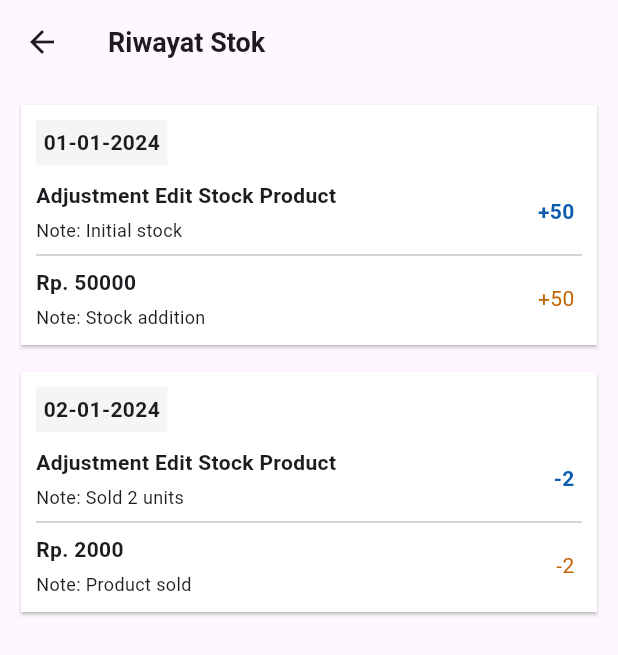
After one commit to korneliusadityass/mintretail, a Flutter app: the KategoriProductDetailsPage screen opened directly, after a tap on "Product 1", on a phone screen of 412 x 824 dp. The commit adds this screen. Shown: the top 655 px of the screen. Run offline on Flutter 3.47's test engine with Material 3 defaults, Android fonts, the phone set to English and light mode, and no system bars.

Commit message:
riwayatstok

```diff
--- /dev/null
+++ b/lib/src/core/model/kategori/detail/riwayatstok_model.dart
@@ -0,0 +1,18 @@
+
+import 'package:flutter/material.dart';
+
+class StockHistory {
+  final String date;
+  final String adjustment;
+  final String note;
+  final String nominal;
+  final String transactionNote;
+
+  StockHistory({
+    required this.date,
+    required this.adjustment,
+    required this.note,
+    required this.nominal,
+    required this.transactionNote,
+  });
+}
--- /dev/null
+++ b/lib/src/core/viewmodel/kategori/detail/riwayatstok_vm.dart
@@ -0,0 +1,28 @@
+// stock_history_viewmodel.dart
+import 'package:coba1/src/core/model/kategori/detail/riwayatstok_model.dart';
+import 'package:flutter/material.dart';
+import 'package:coba1/assets/color/app_colors.dart';
+
+class StockHistoryViewModel extends ChangeNotifier {
+  final List<StockHistory> _stockHistory = [
+    StockHistory(
+      date: '01-01-2024',
+      adjustment: '+50',
+      note: 'Initial stock',
+      nominal: 'Rp. 50000',
+      transactionNote: 'Stock addition',
+    ),
+    StockHistory(
+      date: '02-01-2024',
+      adjustment: '-2',
+      note: 'Sold 2 units',
+      nominal: 'Rp. 2000',
+      transactionNote: 'Product sold',
+    ),
+    // Add more dummy data as needed
+  ];
+
+  List<StockHistory> get stockHistory => _stockHistory;
+
+  // Add any additional methods to manipulate stock history data
+}
--- a/lib/src/ui/helper/kategori/detail/detaikatergori_view.dart
+++ b/lib/src/ui/helper/kategori/detail/detaikatergori_view.dart
@@ -4,6 +4,7 @@ import 'package:coba1/src/core/viewmodel/kategori/detail/detailkategori_vm.dart'
 import 'package:coba1/src/ui/add_produk/add_produk_view.dart';
 import 'package:coba1/src/ui/helper/kategori/detail/popup/delete_detail.dart';
 import 'package:coba1/src/ui/helper/kategori/detail/popup/edit_detail.dart';
+import 'package:coba1/src/ui/helper/kategori/detail/riwayatstok.dart';
 import 'package:flutter/material.dart';
 import 'package:provider/provider.dart';
 
@@ -71,6 +72,17 @@ class KategoriProductDetailsPage extends StatelessWidget {
                         final product = viewModel.products[index];
                         return Padding(
                           padding: const EdgeInsets.all(1),
+                          child: GestureDetector(
+                            onTap: () {
+                              Navigator.push(
+                                context,
+                                MaterialPageRoute(
+                                  builder: (context) => StockHistoryScreen(
+                                    productId: product.id,
+                                  ),
+                                ),
+                              );
+                            },
                             child: Card(
                               color: AppColors.neutral01,
                               child: Padding(
@@ -122,8 +134,10 @@ class KategoriProductDetailsPage extends StatelessWidget {
                                                             product: product,
                                                             onEdit:
                                                                 (updatedProduct) {
-                                                            viewModel.updateProduct(
-                                                                product.id,
+                                                              viewModel
+                                                                  .updateProduct(
+                                                                      product
+                                                                          .id,
                                                                       updatedProduct);
                                                               Navigator.of(
                                                                       context)
@@ -148,7 +162,8 @@ class KategoriProductDetailsPage extends StatelessWidget {
                                                             viewModel
                                                                 .deleteProduct(
                                                                     product.id);
-                                                          Navigator.of(context)
+                                                            Navigator.of(
+                                                                    context)
                                                                 .pop();
                                                           },
                                                         ),
@@ -162,14 +177,17 @@ class KategoriProductDetailsPage extends StatelessWidget {
                                           const SizedBox(height: 8),
                                           Text(
                                             'Rp. ${product.price.toStringAsFixed(2)}', // Formatting price
-                                          style: const TextStyle(fontSize: 12),
+                                            style:
+                                                const TextStyle(fontSize: 12),
                                           ),
                                           const SizedBox(height: 8),
                                           Align(
                                             alignment: Alignment.centerRight,
                                             child: Container(
-                                            padding: const EdgeInsets.symmetric(
-                                                horizontal: 8, vertical: 4),
+                                              padding:
+                                                  const EdgeInsets.symmetric(
+                                                      horizontal: 8,
+                                                      vertical: 4),
                                               decoration: BoxDecoration(
                                                 color: AppColors.primary500,
                                                 borderRadius:
@@ -192,6 +210,7 @@ class KategoriProductDetailsPage extends StatelessWidget {
                                 ),
                               ),
                             ),
+                          ),
                         );
                       },
                     );
--- /dev/null
+++ b/lib/src/ui/helper/kategori/detail/riwayatstok.dart
@@ -0,0 +1,147 @@
+// stock_history_screen.dart
+import 'package:coba1/assets/color/app_colors.dart';
+import 'package:coba1/src/core/viewmodel/kategori/detail/riwayatstok_vm.dart';
+import 'package:flutter/material.dart';
+import 'package:provider/provider.dart';
+
+class StockHistoryScreen extends StatelessWidget {
+  final String productId;
+
+  const StockHistoryScreen({super.key, required this.productId});
+
+  @override
+  Widget build(BuildContext context) {
+    return ChangeNotifierProvider(
+      create: (context) => StockHistoryViewModel(),
+      child: Scaffold(
+        appBar: AppBar(
+          title: const Text(
+            'Riwayat Stok',
+            style: TextStyle(
+              fontSize: 18,
+              fontWeight: FontWeight.w600,
+            ),
+          ),
+        ),
+        body: Padding(
+          padding: const EdgeInsets.all(10),
+          child: Consumer<StockHistoryViewModel>(
+            builder: (context, viewModel, child) {
+              return ListView.builder(
+                itemCount: viewModel.stockHistory.length,
+                itemBuilder: (context, index) {
+                  final item = viewModel.stockHistory[index];
+                  return Padding(
+                    padding: const EdgeInsets.only(bottom: 10),
+                    child: Card(
+                      color: AppColors.neutral01,
+                      shape: RoundedRectangleBorder(
+                          borderRadius: BorderRadius.circular(0)),
+                      child: Padding(
+                        padding: const EdgeInsets.all(10),
+                        child: Column(
+                          crossAxisAlignment: CrossAxisAlignment.start,
+                          children: [
+                            Container(
+                              padding: const EdgeInsets.all(5),
+                              color: AppColors.neutral02,
+                              child: Text(
+                                item.date,
+                                style: const TextStyle(
+                                  fontSize: 14,
+                                  fontWeight: FontWeight.w600,
+                                ),
+                              ),
+                            ),
+                            const SizedBox(height: 10),
+                            Row(
+                              children: [
+                                Expanded(
+                                  child: Column(
+                                    crossAxisAlignment:
+                                        CrossAxisAlignment.start,
+                                    children: [
+                                      const Text(
+                                        'Adjustment Edit Stock Product',
+                                        style: TextStyle(
+                                          fontSize: 14,
+                                          fontWeight: FontWeight.w600,
+                                        ),
+                                      ),
+                                      const SizedBox(height: 5),
+                                      Text(
+                                        'Note: ${item.note}',
+                                        style: const TextStyle(
+                                          fontSize: 12,
+                                          fontWeight: FontWeight.w400,
+                                        ),
+                                      ),
+                                    ],
+                                  ),
+                                ),
+                                Container(
+                                  padding: const EdgeInsets.all(5),
+                                  child: Text(
+                                    item.adjustment,
+                                    style: const TextStyle(
+                                      color: AppColors.primary500,
+                                      fontSize: 14,
+                                      fontWeight: FontWeight.w600,
+                                    ),
+                                  ),
+                                ),
+                              ],
+                            ),
+                            const Divider(),
+                            Row(
+                              children: [
+                                Expanded(
+                                  child: Column(
+                                    crossAxisAlignment:
+                                        CrossAxisAlignment.start,
+                                    children: [
+                                      Text(
+                                        item.nominal,
+                                        style: const TextStyle(
+                                          fontSize: 14,
+                                          fontWeight: FontWeight.w600,
+                                        ),
+                                      ),
+                                      const SizedBox(height: 5),
+                                      Text(
+                                        'Note: ${item.transactionNote}',
+                                        style: const TextStyle(
+                                          fontSize: 12,
+                                          fontWeight: FontWeight.w400,
+                                        ),
+                                      ),
+                                    ],
+                                  ),
+                                ),
+                                Container(
+                                  padding: const EdgeInsets.all(5),
+                                  child: Text(
+                                    item.adjustment,
+                                    style: const TextStyle(
+                                      color: AppColors.warning06,
+                                      fontSize: 14,
+                                      fontWeight: FontWeight.w400,
+                                    ),
+                                  ),
+                                ),
+                              ],
+                            ),
+                          ],
+                        ),
+                      ),
+                    ),
+                  );
+                },
+              );
+            },
+          ),
+        ),
+      ),
+    );
+  }
+}
```
Lines whose indentation alone changed are shown as unchanged.
